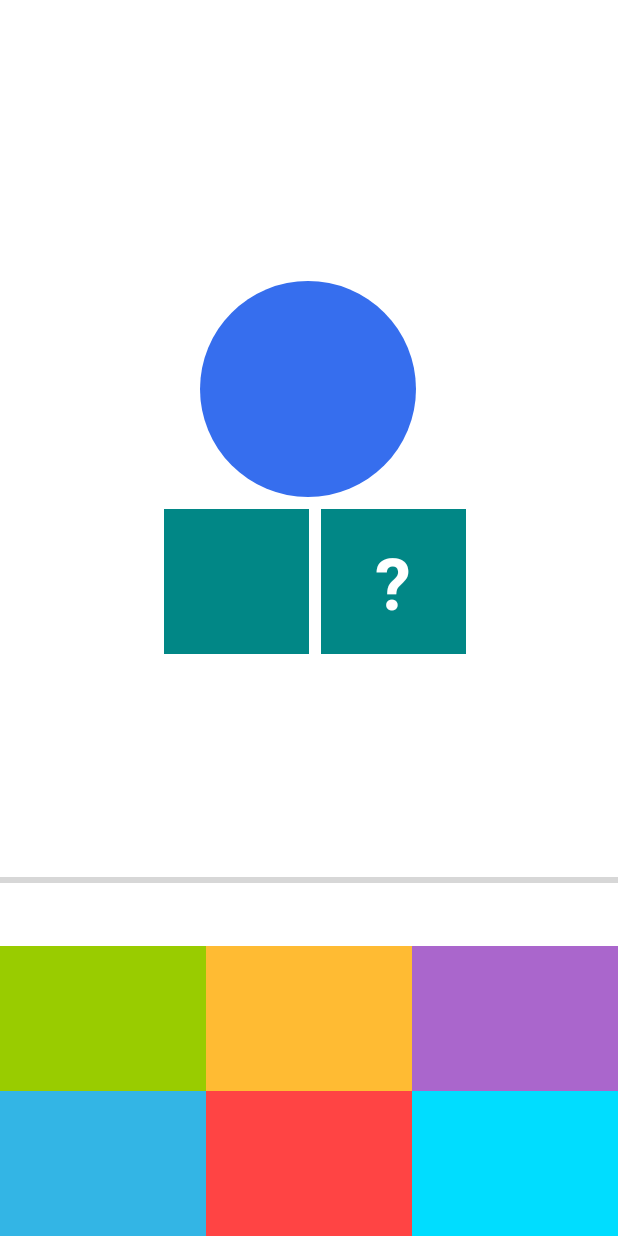
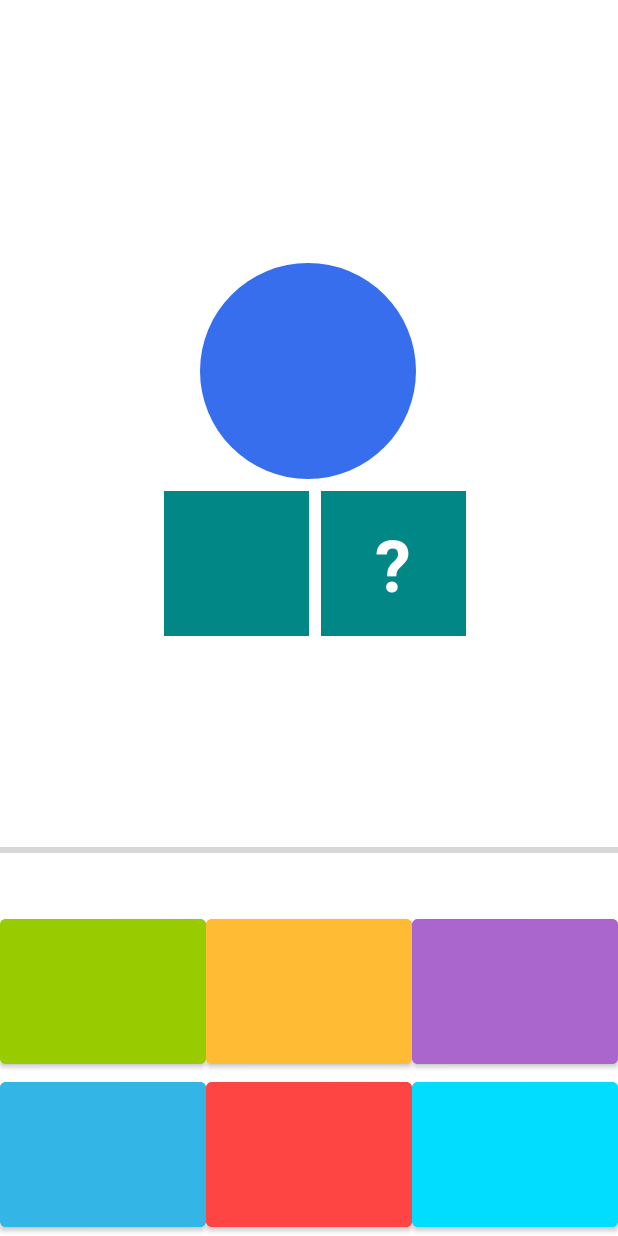
Before and after one commit to Hviksor/Composition, an Android app: the fragment GameFragment placed in its activity, on a phone screen of 412 x 824 dp. Run offline under Robolectric (Android 15) with nearby library versions, the phone set to English and light mode, and no system bars; our stand-ins replace data binding; 4 statements that could not run were skipped.

Commit message:
change TextView to Button

```diff
--- a/app/src/main/res/layout/fragment_game.xml
+++ b/app/src/main/res/layout/fragment_game.xml
@@ -72,12 +72,12 @@
             app:layout_constraintTop_toTopOf="@id/tv_left_number"
             android:text="?" />
 
-        <TextView
+        <com.google.android.material.button.MaterialButton
             android:id="@+id/tv_option_1"
             style="@style/OptionTextStyle"
             android:layout_width="0dp"
             android:layout_height="wrap_content"
-            android:background="@android:color/holo_green_light"
+            android:backgroundTint="@android:color/holo_green_light"
             app:layout_constraintBottom_toTopOf="@id/tv_option_4"
             app:layout_constraintEnd_toStartOf="@id/tv_option_5"
             app:layout_constraintHorizontal_chainStyle="spread"
@@ -85,36 +85,36 @@
             app:numberAsText="@{viewModel.question.options.get(0)}"
             app:onOptionClickListener="@{(option)-> viewModel.chooseAnswer(option)}" />
 
-        <TextView
+        <com.google.android.material.button.MaterialButton
             android:id="@+id/tv_option_2"
             style="@style/OptionTextStyle"
             android:layout_width="0dp"
             android:layout_height="wrap_content"
-            android:background="@android:color/holo_orange_light"
+            android:backgroundTint="@android:color/holo_orange_light"
             app:layout_constraintBottom_toTopOf="@id/tv_option_4"
             app:layout_constraintEnd_toStartOf="@id/tv_option_6"
             app:layout_constraintStart_toEndOf="@id/tv_option_4"
             app:numberAsText="@{viewModel.question.options.get(1)}"
             app:onOptionClickListener="@{(option)-> viewModel.chooseAnswer(option)}" />
 
-        <TextView
+        <com.google.android.material.button.MaterialButton
             android:id="@+id/tv_option_3"
             style="@style/OptionTextStyle"
             android:layout_width="0dp"
             android:layout_height="wrap_content"
-            android:background="@android:color/holo_purple"
+            android:backgroundTint="@android:color/holo_purple"
             app:layout_constraintBottom_toTopOf="@id/tv_option_4"
             app:layout_constraintEnd_toEndOf="parent"
             app:layout_constraintStart_toEndOf="@id/tv_option_5"
             app:numberAsText="@{viewModel.question.options.get(2)}"
             app:onOptionClickListener="@{(option)-> viewModel.chooseAnswer(option)}" />
 
-        <TextView
+        <com.google.android.material.button.MaterialButton
             android:id="@+id/tv_option_4"
             style="@style/OptionTextStyle"
             android:layout_width="0dp"
             android:layout_height="wrap_content"
-            android:background="@android:color/holo_blue_light"
+            android:backgroundTint="@android:color/holo_blue_light"
             app:layout_constraintBottom_toBottomOf="parent"
             app:layout_constraintEnd_toStartOf="@id/tv_option_5"
             app:layout_constraintHorizontal_chainStyle="spread"
@@ -122,24 +122,24 @@
             app:numberAsText="@{viewModel.question.options.get(3)}"
             app:onOptionClickListener="@{(option)-> viewModel.chooseAnswer(option)}" />
 
-        <TextView
+        <com.google.android.material.button.MaterialButton
             android:id="@+id/tv_option_5"
             style="@style/OptionTextStyle"
             android:layout_width="0dp"
             android:layout_height="wrap_content"
-            android:background="@android:color/holo_red_light"
+            android:backgroundTint="@android:color/holo_red_light"
             app:layout_constraintBottom_toBottomOf="parent"
             app:layout_constraintEnd_toStartOf="@id/tv_option_6"
             app:layout_constraintStart_toEndOf="@id/tv_option_4"
             app:numberAsText="@{viewModel.question.options.get(4)}"
             app:onOptionClickListener="@{(option)-> viewModel.chooseAnswer(option)}" />
 
-        <TextView
+        <com.google.android.material.button.MaterialButton
             android:id="@+id/tv_option_6"
             style="@style/OptionTextStyle"
             android:layout_width="0dp"
             android:layout_height="wrap_content"
-            android:background="@android:color/holo_blue_bright"
+            android:backgroundTint="@android:color/holo_blue_bright"
             app:layout_constraintBottom_toBottomOf="parent"
             app:layout_constraintEnd_toEndOf="parent"
             app:layout_constraintStart_toEndOf="@id/tv_option_5"
```
